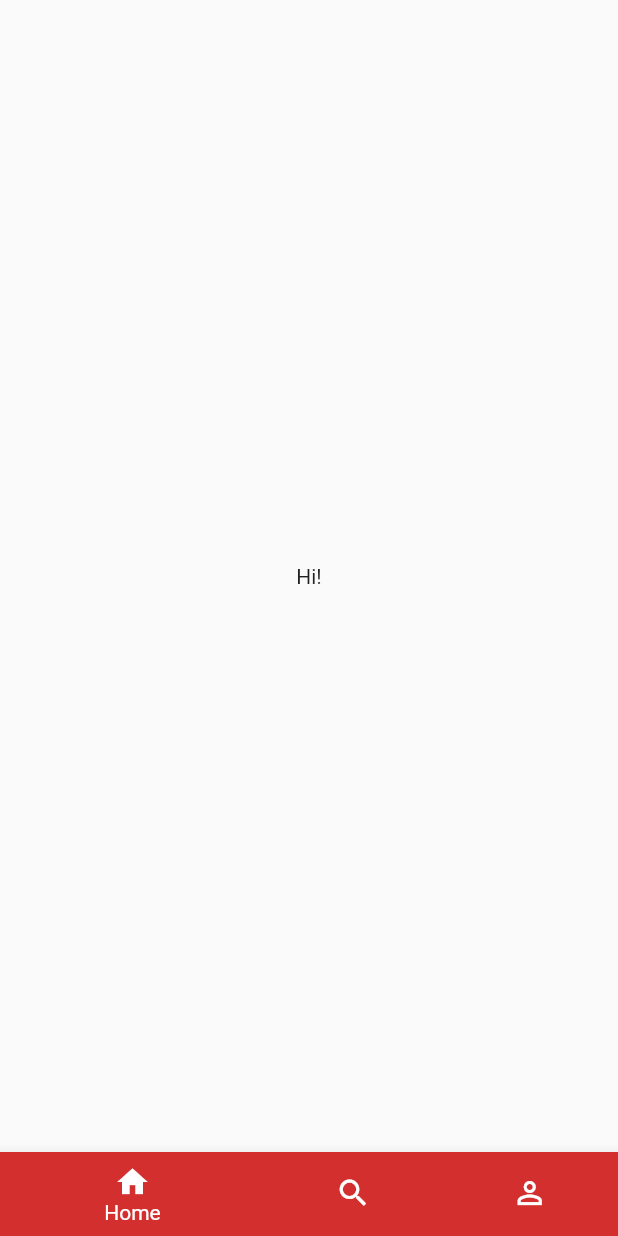
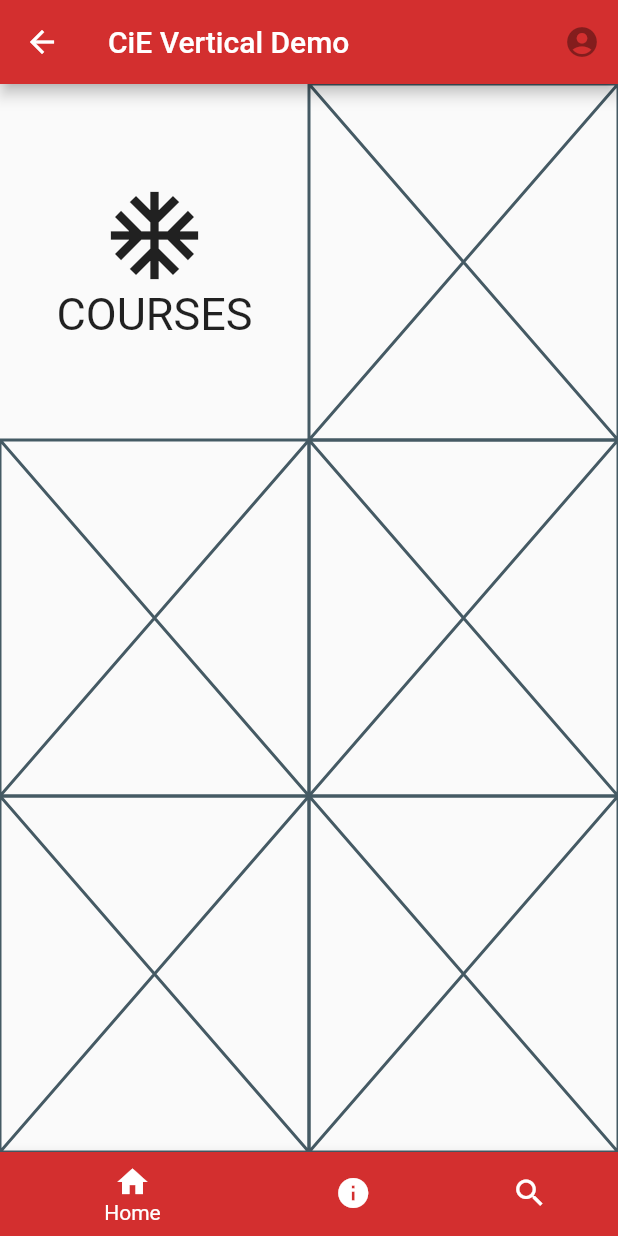
Before and after one commit to mobileappdevhm/concept-team_4, a Flutter app: the screen it shows after launch, on a phone screen of 412 x 824 dp. Run offline on Flutter 3.47's test engine with Material 2 defaults, Android fonts, the phone set to English and light mode, and no system bars.

Commit message:
First vertical prototype (only main view)

```diff
--- a/lib/main.dart
+++ b/lib/main.dart
@@ -5,7 +5,8 @@ import 'package:flutter/foundation.dart';
 void main() => runApp(new CieApp());
 
 class CieApp extends StatelessWidget {
-  // This widget is the root of your application.
+
+  // Main "View"
   @override
   Widget build(BuildContext context) {
     final ThemeData iOsTheme = new ThemeData(
--- a/lib/views/MainView.dart
+++ b/lib/views/MainView.dart
@@ -1,3 +1,4 @@
+import 'package:flutter/material.dart';
 import 'package:flutter/widgets.dart';
 
 class MainView extends StatefulWidget {
@@ -9,7 +10,22 @@ class _MainViewState extends State<MainView> {
   @override
   Widget build(BuildContext context) {
     return new Center(
-      child: new Text("Hi!"),
-    );
+        child: new Column(
+      children: <Widget>[
+        new Expanded(
+            child: new Row(
+          children: <Widget>[ new Expanded(child: new Column(children: <Widget>[new Center(child: const Icon(Icons.ac_unit, size: 70.0,)), new Text('COURSES', style: new TextStyle(fontSize: 30.0),)], crossAxisAlignment: CrossAxisAlignment.center, mainAxisAlignment: MainAxisAlignment.center,),), new Expanded(child: new Placeholder())],
+        )),
+        new Expanded(
+            child: new Row(
+          children: <Widget>[new Expanded(child: new Placeholder()), new Expanded(child: new Placeholder())],
+        )),
+        new Expanded(
+            child: new Row(
+              children: <Widget>[new Expanded(child: new Placeholder()), new Expanded(child: new Placeholder())],
+            ))
+      ],
+    ));
   }
+
 }
--- a/lib/views/ScaffoldView.dart
+++ b/lib/views/ScaffoldView.dart
@@ -1,22 +1,34 @@
 import 'package:cie_app/views/MainView.dart';
 import 'package:cie_app/views/appBars/CieBottomNav.dart';
+import 'package:cie_app/views/appBars/CieTopNav.dart';
 import 'package:flutter/material.dart';
 
-enum CurrentView {
-  home, profile, contact
-}
+enum CurrentView { home, profile, contact }
 
 class ScaffoldView extends StatefulWidget {
+  static Widget _currentWidget;
+
   @override
-  State<StatefulWidget> createState() => new _ScaffoldViewSate();
+  State<StatefulWidget> createState() => new _ScaffoldViewSate(_currentWidget);
 }
 
 class _ScaffoldViewSate extends State<ScaffoldView> {
+  Widget _leading;
+
+  _ScaffoldViewSate(Widget _leading) {
+    _leading = _leading;
+  }
+
   @override
   Widget build(BuildContext context) {
-      return new Scaffold(
-        body: new MainView(),
-        bottomNavigationBar: new CieBottomNav(),
-      );
+    if (_leading == null) {
+      _leading = new MainView();
+    }
+
+    return new Scaffold(
+      body: _leading,
+      bottomNavigationBar: new CieBottomNav(),
+      appBar: new CieTopNav(_leading).getTopNav(),
+    );
   }
 }
--- a/lib/views/appBars/CieBottomNav.dart
+++ b/lib/views/appBars/CieBottomNav.dart
@@ -32,13 +32,13 @@ class _BottomNavState extends State<CieBottomNav> {
           backgroundColor: Colors.red[700]
       ),
       new BottomNavigationBarItem(
-          icon: const Icon(Icons.search),
-          title: new Text('Search'),
+          icon: const Icon(Icons.info),
+          title: new Text('More Information'),
           backgroundColor: Colors.red[700]
       ),
       new BottomNavigationBarItem(
-          icon: const Icon(Icons.perm_identity),
-          title: new Text('Profile'),
+          icon: const Icon(Icons.search),
+          title: new Text('Search'),
           backgroundColor: Colors.red[700]
       ),
     ].toList();
--- a/lib/views/appBars/CieTopNav.dart
+++ b/lib/views/appBars/CieTopNav.dart
@@ -0,0 +1,20 @@
+import 'package:flutter/material.dart';
+import 'package:flutter/widgets.dart';
+
+class CieTopNav {
+  Widget _leading;
+
+  CieTopNav(Widget _leading) {
+    this._leading = _leading;
+  }
+
+  AppBar getTopNav() {
+    return new AppBar(
+      title: const Text('CiE Vertical Demo'),
+      actions: <Widget>[
+        new IconButton(icon: const Icon(Icons.account_circle), onPressed: null)
+      ].toList(),
+      leading: const Icon(Icons.arrow_back),
+    );
+  }
+}
```
